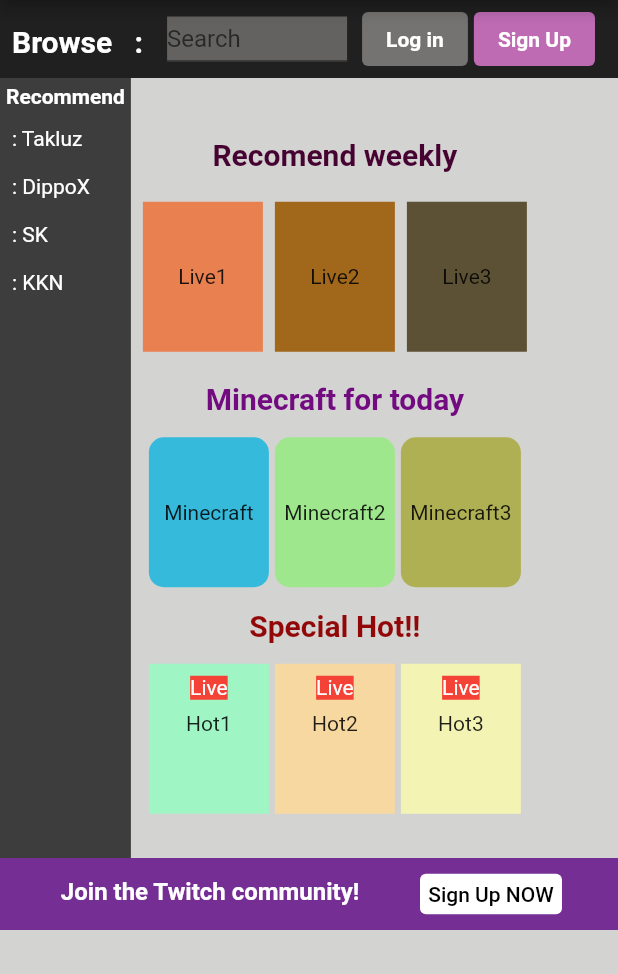
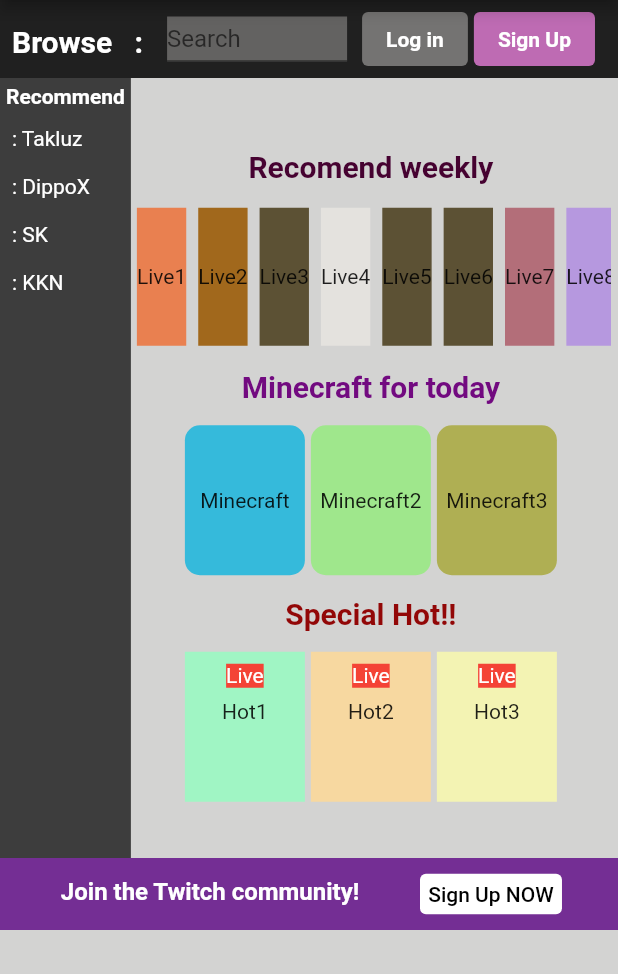
Before and after one commit to Kmaster1996/KKN-Homework-All, a Flutter app: the screen it shows after launch, on a phone screen of 412 x 824 dp, the part 84-1058 px from its top. Run offline on Flutter 3.47's test engine with Material 2 defaults, Android fonts, the phone set to English and light mode, and no system bars.

Commit message:
KKN Homework v4

```diff
--- a/kkn_flutter_ui_twitch/lib/main.dart
+++ b/kkn_flutter_ui_twitch/lib/main.dart
@@ -152,27 +152,24 @@ class Twitch extends StatelessWidget {
                           ],
                         ),
                       ),
-                      Padding(
-                        padding: const EdgeInsets.all(4.0),
-                        child: Row(
+                      Column(
+                        children: <Widget>[
+                          Container(
+                            height: 100,
+                            width: 320,
+                            child: ListView(scrollDirection: Axis.horizontal,
                               children: <Widget>[
                                 Padding(
                                   padding: const EdgeInsets.all(4.0),
                                   child: Container(
                                     color: Color.fromARGB(255, 233, 128, 80),
-                                width: 80,
-                                height: 100,
-                                child: Center(
-                                  child: Text('Live1'),
-                                ),
+                                    child: Center(child: Text('Live1')),
                                   ),
                                 ),
                                 Padding(
                                   padding: const EdgeInsets.all(4.0),
                                   child: Container(
                                     color: Color.fromARGB(255, 161, 104, 28),
-                                width: 80,
-                                height: 100,
                                     child: Center(child: Text('Live2')),
                                   ),
                                 ),
@@ -180,12 +177,48 @@ class Twitch extends StatelessWidget {
                                   padding: const EdgeInsets.all(4.0),
                                   child: Container(
                                       color: Color.fromARGB(255, 92, 81, 52),
-                                  width: 80,
-                                  height: 100,
                                       child: Center(child: Text('Live3'))),
+                                ),
+                                Padding(
+                                  padding: const EdgeInsets.all(4.0),
+                                  child: Container(
+                                      color: Color.fromARGB(255, 228, 226, 222),
+                                      child: Center(child: Text('Live4'))),
+                                ),
+                                Padding(
+                                  padding: const EdgeInsets.all(4.0),
+                                  child: Container(
+                                      color: Color.fromARGB(255, 92, 81, 52),
+                                      child: Center(child: Text('Live5'))),
+                                ),
+                                Padding(
+                                  padding: const EdgeInsets.all(4.0),
+                                  child: Container(
+                                      color: Color.fromARGB(255, 92, 81, 52),
+                                      child: Center(child: Text('Live6'))),
+                                ),
+                                Padding(
+                                  padding: const EdgeInsets.all(4.0),
+                                  child: Container(
+                                      color: Color.fromARGB(255, 179, 110, 121),
+                                      child: Center(child: Text('Live7'))),
+                                ),
+                                Padding(
+                                  padding: const EdgeInsets.all(4.0),
+                                  child: Container(
+                                      color: Color.fromARGB(255, 182, 152, 223),
+                                      child: Center(child: Text('Live8'))),
+                                ),
+                                Padding(
+                                  padding: const EdgeInsets.all(4.0),
+                                  child: Container(
+                                      color: Color.fromARGB(255, 124, 192, 144),
+                                      child: Center(child: Text('Live9'))),
                                 ),
                               ],
                             ),
+                          ),
+                        ],
                       ),
                       Padding(
                         padding: const EdgeInsets.all(12.0),
@@ -223,7 +256,8 @@ class Twitch extends StatelessWidget {
                             child: Container(
                               decoration: BoxDecoration(
                                 borderRadius: BorderRadius.circular(10.0),
-                              color: Color.fromARGB(255, 159, 231, 140),),
+                                color: Color.fromARGB(255, 159, 231, 140),
+                              ),
                               width: 80,
                               height: 100,
                               child: Center(
@@ -236,7 +270,8 @@ class Twitch extends StatelessWidget {
                             child: Container(
                               decoration: BoxDecoration(
                                 borderRadius: BorderRadius.circular(10.0),
-                                color: Color.fromARGB(255, 175, 175, 83),),
+                                color: Color.fromARGB(255, 175, 175, 83),
+                              ),
                               width: 80,
                               height: 100,
                               child: Center(
```
Lines whose indentation alone changed are shown as unchanged.
